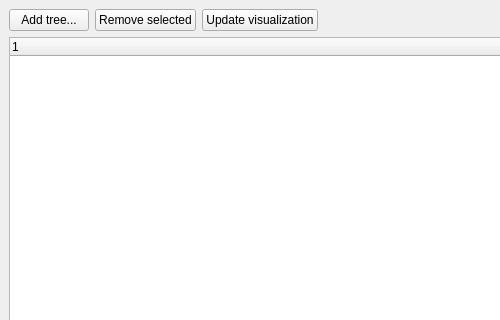
Before: the Qt Designer form qt-workbench/xml_viewer.ui in lignumsystem/lignum-core, drawn with Qt 5; both pictures show x 0 to 500 and y 0 to 320 of the 581 by 582 pixel window.
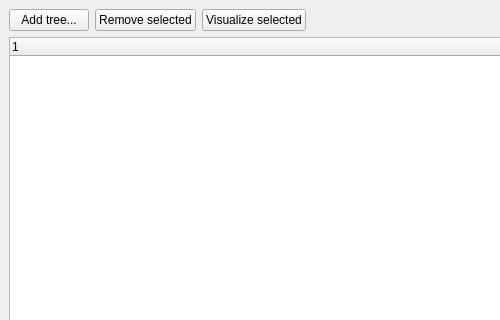
After: the same form once the commit is applied. Custom widgets are drawn as their Qt base class.

Commit message: Renamed 'Update visualization'-button to 'Visualize selected'.

```diff
--- a/qt-workbench/xml_viewer.ui
+++ b/qt-workbench/xml_viewer.ui
@@ -55,7 +55,7 @@
        <item>
         <widget class="QPushButton" name="updatevButton" >
          <property name="text" >
-          <string>Update visualization</string>
+          <string>Visualize selected</string>
          </property>
         </widget>
        </item>
```
The commit also changes 1 other file.
